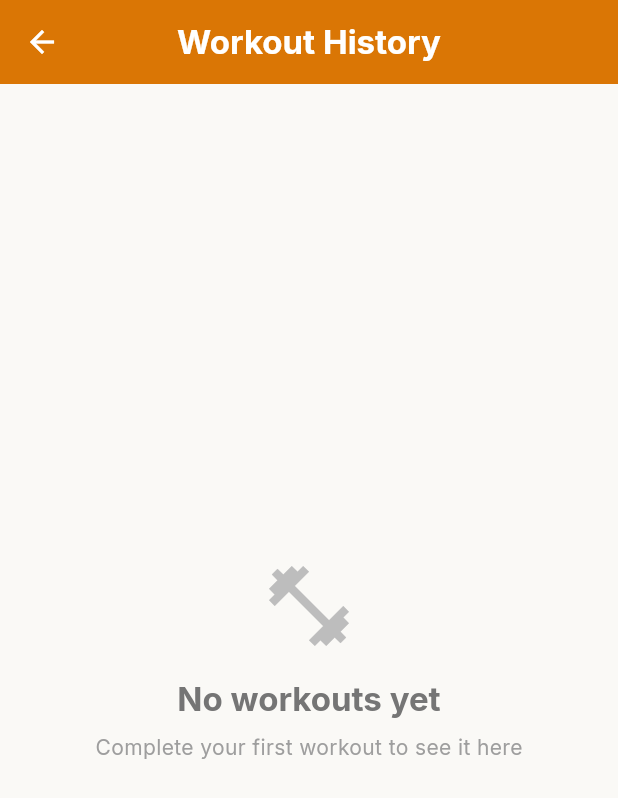
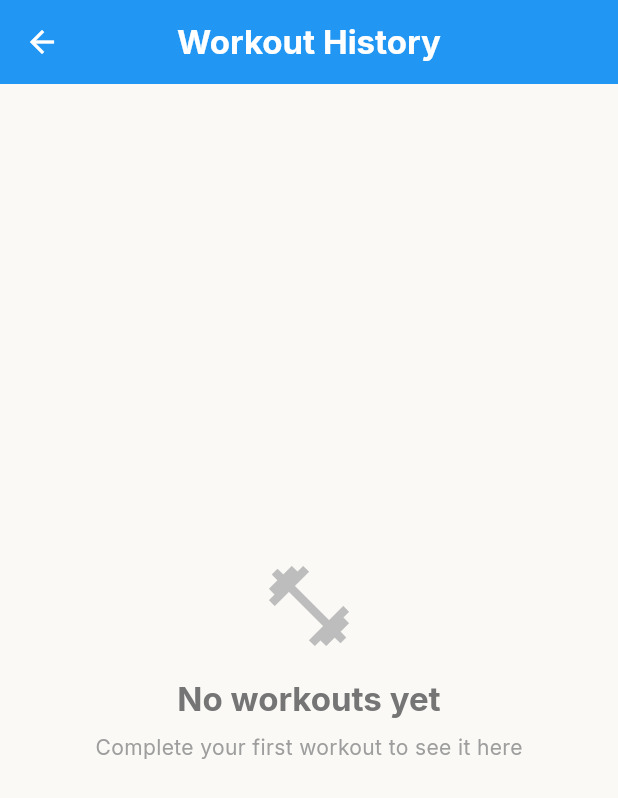
Before and after one commit to thompalec/recommended-routine-bodyweight-fitness, a Flutter app: the screen it shows after launch, after a tap on "History", on a phone screen of 412 x 824 dp. Shown: the top 798 px of the screen. Run offline on Flutter 3.47's test engine with Material 3 defaults, Android fonts, the phone set to English and light mode, and no system bars; our stand-ins replace google_fonts, shared_preferences, vibration.

Commit message:
Revert "change theme to orange"
This reverts commit f48cdd232dc08ca59425d222bc1aa89b4495d913.

```diff
--- a/lib/screens/home/home_screen.dart
+++ b/lib/screens/home/home_screen.dart
@@ -1,8 +1,6 @@
 import 'package:flutter/material.dart';
 import '../../widgets/home/title_header.dart';
 import '../../widgets/home/action_buttons.dart';
-import '../../widgets/home/planche_silhouette.dart';
-import '../../theme/colors.dart';
 
 class HomeScreen extends StatelessWidget {
   const HomeScreen({Key? key}) : super(key: key);
@@ -10,35 +8,7 @@ class HomeScreen extends StatelessWidget {
   @override
   Widget build(BuildContext context) {
     return Scaffold(
-      body: Stack(
-        children: [
-          // Split background
-          Column(
-            children: [
-              Expanded(
-                child: Container(
-                  color: AppColors.background,
-                ),
-              ),
-              Expanded(
-                child: Container(
-                  color: AppColors.accent,
-                ),
-              ),
-            ],
-          ),
-          // Planche silhouette at the dividing line
-          Positioned.fill(
-            child: Align(
-              alignment: Alignment.center,
-              child: Transform.translate(
-                offset: const Offset(0, 0),
-                child: const PlancheSilhouette(size: 300),
-              ),
-            ),
-          ),
-          // Content on top
-          SafeArea(
+      body: SafeArea(
         child: Center(
           child: Column(
             mainAxisAlignment: MainAxisAlignment.center,
@@ -52,8 +22,6 @@ class HomeScreen extends StatelessWidget {
           ),
         ),
       ),
-        ],
-      ),
     );
   }
 }
--- a/lib/theme/colors.dart
+++ b/lib/theme/colors.dart
@@ -2,7 +2,7 @@ import 'package:flutter/material.dart';
 
 class AppColors {
   // Primary Colors
-  static const Color primary = Color(0xFFda7605); // Blue
+  static const Color primary = Color(0xFF2196F3); // Blue
   static const Color secondary = Color(0xFF03A9F4); // Light Blue
   static const Color accent = Color(0xFFda7605); // Dark Orange
 
--- a/lib/widgets/home/planche_silhouette.dart
+++ /dev/null
@@ -1,93 +0,0 @@
-import 'package:flutter/material.dart';
-import '../../theme/colors.dart';
-
-class PlancheSilhouette extends StatelessWidget {
-  final double size;
-
-  const PlancheSilhouette({Key? key, this.size = 200}) : super(key: key);
-
-  @override
-  Widget build(BuildContext context) {
-    return CustomPaint(
-      size: Size(size, size * 0.4),
-      painter: PlanchePainter(),
-    );
-  }
-}
-
-class PlanchePainter extends CustomPainter {
-  @override
-  void paint(Canvas canvas, Size size) {
-    final paint = Paint()
-      ..color = AppColors.accent
-      ..style = PaintingStyle.fill;
-
-    final path = Path();
-
-    // Scale factors
-    final width = size.width;
-    final height = size.height;
-
-    // Head (circle)
-    final headCenter = Offset(width * 0.25, height * 0.3);
-    final headRadius = height * 0.15;
-    canvas.drawCircle(headCenter, headRadius, paint);
-
-    // Torso (elongated horizontal shape)
-    path.moveTo(width * 0.32, height * 0.35); // Start at neck
-    path.lineTo(width * 0.75, height * 0.35); // Top of torso
-    path.lineTo(width * 0.80, height * 0.55); // Right side
-    path.lineTo(width * 0.30, height * 0.55); // Bottom of torso
-    path.close();
-
-    // Left arm (extended forward, supporting)
-    final leftArmPath = Path();
-    leftArmPath.moveTo(width * 0.32, height * 0.40);
-    leftArmPath.lineTo(width * 0.15, height * 0.65);
-    leftArmPath.lineTo(width * 0.12, height * 0.70);
-    leftArmPath.lineTo(width * 0.08, height * 0.68);
-    leftArmPath.lineTo(width * 0.10, height * 0.62);
-    leftArmPath.lineTo(width * 0.28, height * 0.42);
-    leftArmPath.close();
-
-    // Right arm (extended forward, supporting)
-    final rightArmPath = Path();
-    rightArmPath.moveTo(width * 0.75, height * 0.40);
-    rightArmPath.lineTo(width * 0.58, height * 0.65);
-    rightArmPath.lineTo(width * 0.55, height * 0.70);
-    rightArmPath.lineTo(width * 0.51, height * 0.68);
-    rightArmPath.lineTo(width * 0.53, height * 0.62);
-    rightArmPath.lineTo(width * 0.71, height * 0.42);
-    rightArmPath.close();
-
-    // Left leg (extended back horizontally)
-    final leftLegPath = Path();
-    leftLegPath.moveTo(width * 0.45, height * 0.52);
-    leftLegPath.lineTo(width * 0.88, height * 0.48);
-    leftLegPath.lineTo(width * 0.92, height * 0.52);
-    leftLegPath.lineTo(width * 0.92, height * 0.56);
-    leftLegPath.lineTo(width * 0.88, height * 0.58);
-    leftLegPath.lineTo(width * 0.45, height * 0.58);
-    leftLegPath.close();
-
-    // Right leg (extended back horizontally)
-    final rightLegPath = Path();
-    rightLegPath.moveTo(width * 0.50, height * 0.52);
-    rightLegPath.lineTo(width * 0.93, height * 0.44);
-    rightLegPath.lineTo(width * 0.97, height * 0.48);
-    rightLegPath.lineTo(width * 0.97, height * 0.52);
-    rightLegPath.lineTo(width * 0.93, height * 0.54);
-    rightLegPath.lineTo(width * 0.50, height * 0.58);
-    rightLegPath.close();
-
-    // Draw all parts
-    canvas.drawPath(path, paint);
-    canvas.drawPath(leftArmPath, paint);
-    canvas.drawPath(rightArmPath, paint);
-    canvas.drawPath(leftLegPath, paint);
-    canvas.drawPath(rightLegPath, paint);
-  }
-
-  @override
-  bool shouldRepaint(covariant CustomPainter oldDelegate) => false;
-}
--- a/lib/widgets/home/title_header.dart
+++ b/lib/widgets/home/title_header.dart
@@ -32,28 +32,11 @@ class TitleHeader extends StatelessWidget {
             ),
           ],
         ),
-        const SizedBox(height: 16),
-        Column(
-          children: [
-            Text(
-              'BODYWEIGHT FITNESS',
-              style: Theme.of(context).textTheme.titleMedium?.copyWith(
-                    fontSize: 20,
-                    fontWeight: FontWeight.w700,
-                    letterSpacing: 1.5,
-                  ),
-              textAlign: TextAlign.center,
-            ),
-            Text(
-              'RECOMMENDED ROUTINE',
-              style: Theme.of(context).textTheme.titleMedium?.copyWith(
-                    fontSize: 18,
-                    fontWeight: FontWeight.w700,
-                    letterSpacing: 1,
-                  ),
-              textAlign: TextAlign.center,
-            ),
-          ],
+        const SizedBox(height: 8),
+        Text(
+          'BODYWEIGHT FITNESS RECOMMENDED ROUTINE',
+          style: Theme.of(context).textTheme.titleMedium,
+          textAlign: TextAlign.center,
         ),
       ],
     );
```
Lines whose indentation alone changed are shown as unchanged.
